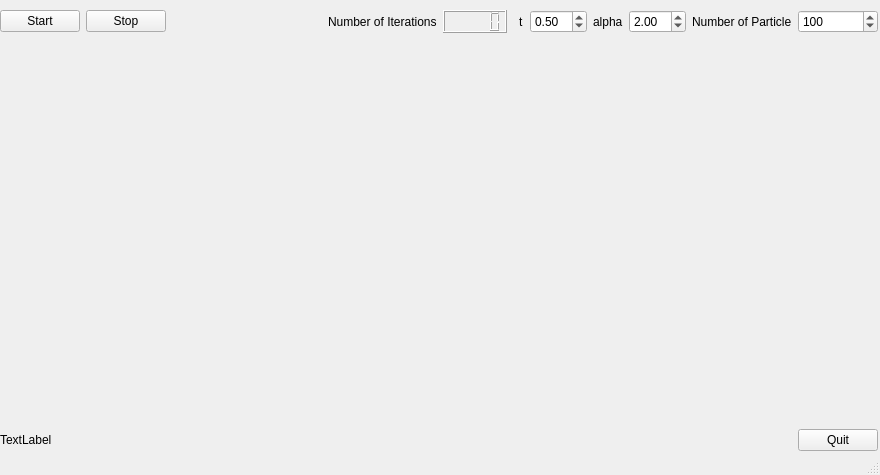
First picture: the form in codigos/QtRandon/SimpleHidrodynamic/interface.ui, repository emiliobrazil/randomview, before the edit.
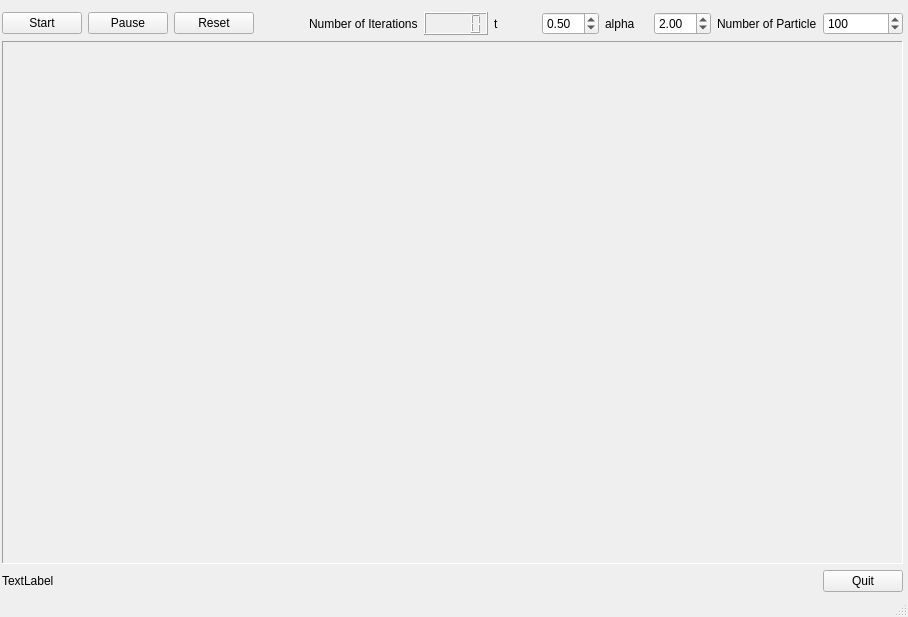
Second picture: the form after the edit.

The edit to the form file:
```diff
--- a/codigos/QtRandon/SimpleHidrodynamic/interface.ui
+++ b/codigos/QtRandon/SimpleHidrodynamic/interface.ui
@@ -6,8 +6,8 @@
    <rect>
     <x>0</x>
     <y>0</y>
-    <width>880</width>
-    <height>475</height>
+    <width>908</width>
+    <height>617</height>
    </rect>
   </property>
   <property name="windowTitle">
@@ -19,11 +19,14 @@
      <rect>
       <x>0</x>
       <y>10</y>
-      <width>878</width>
-      <height>441</height>
+      <width>905</width>
+      <height>584</height>
      </rect>
     </property>
     <layout class="QGridLayout" name="gridLayout">
+     <property name="margin">
+      <number>2</number>
+     </property>
      <item row="0" column="13">
       <widget class="QSpinBox" name="numberOfParticleSpinBox">
        <property name="minimum">
@@ -44,10 +47,10 @@
        </property>
       </widget>
      </item>
-     <item row="0" column="6">
+     <item row="0" column="7">
       <widget class="QLCDNumber" name="lcdNumber"/>
      </item>
-     <item row="0" column="5">
+     <item row="0" column="6">
       <widget class="QLabel" name="label_2">
        <property name="text">
         <string>Number of Iterations</string>
@@ -64,23 +67,10 @@
      <item row="0" column="3">
       <widget class="QPushButton" name="stopButton">
        <property name="text">
-        <string>Stop</string>
+        <string>Pause</string>
        </property>
       </widget>
      </item>
-     <item row="0" column="4">
-      <spacer name="horizontalSpacer">
-       <property name="orientation">
-        <enum>Qt::Horizontal</enum>
-       </property>
-       <property name="sizeHint" stdset="0">
-        <size>
-         <width>30</width>
-         <height>20</height>
-        </size>
-       </property>
-      </spacer>
-     </item>
      <item row="0" column="9">
       <widget class="QDoubleSpinBox" name="timeSpinBox">
        <property name="value">
@@ -88,13 +78,6 @@
        </property>
       </widget>
      </item>
-     <item row="0" column="8">
-      <widget class="QLabel" name="label_3">
-       <property name="text">
-        <string>t</string>
-       </property>
-      </widget>
-     </item>
      <item row="2" column="13">
       <widget class="QPushButton" name="quitButton">
        <property name="text">
@@ -116,6 +99,13 @@
        </property>
       </widget>
      </item>
+     <item row="0" column="4">
+      <widget class="QPushButton" name="resetButton">
+       <property name="text">
+        <string>Reset</string>
+       </property>
+      </widget>
+     </item>
      <item row="2" column="2" colspan="11">
       <widget class="QLabel" name="label_5">
        <property name="text">
@@ -123,10 +113,27 @@
        </property>
       </widget>
      </item>
+     <item row="0" column="8">
+      <widget class="QLabel" name="label_t">
+       <property name="text">
+        <string>t</string>
+       </property>
+      </widget>
+     </item>
      <item row="1" column="2" colspan="12">
-      <widget class="QWidget" name="widget" native="true">
-       <zorder>quitButton</zorder>
-       <zorder>quitButton</zorder>
+      <widget class="QFrame" name="frame">
+       <property name="minimumSize">
+        <size>
+         <width>600</width>
+         <height>512</height>
+        </size>
+       </property>
+       <property name="frameShape">
+        <enum>QFrame::Panel</enum>
+       </property>
+       <property name="frameShadow">
+        <enum>QFrame::Sunken</enum>
+       </property>
       </widget>
      </item>
     </layout>
```
Left out of the diff: 16 changed lines with no effect on the pictures.
